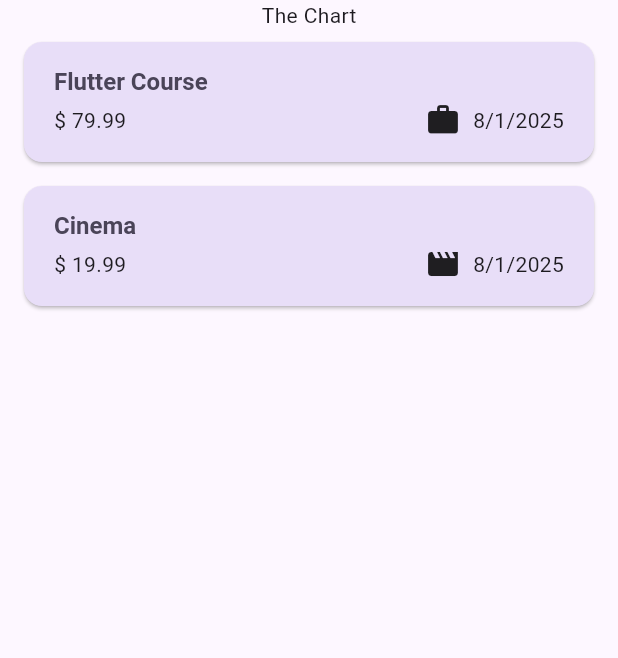
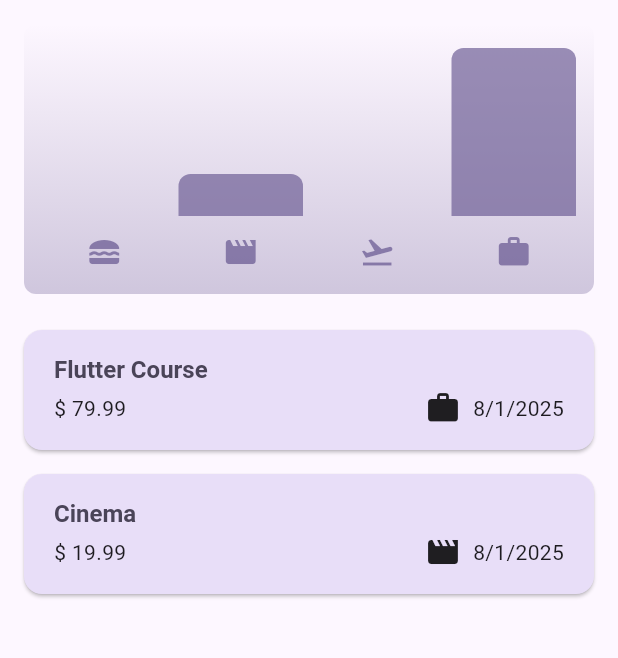
Before and after one commit to tomcze15/expense_tracker, a Flutter app: the screen it shows after launch, on a phone screen of 412 x 824 dp, the part 84-742 px from its top. Run offline on Flutter 3.47's test engine with Material 3 defaults, Android fonts, the phone set to English and light mode, and no system bars.

Commit message:
✨ add chart

```diff
--- a/lib/main.dart
+++ b/lib/main.dart
@@ -5,9 +5,27 @@ var kColorScheme = ColorScheme.fromSeed(
   seedColor: Color.fromARGB(255, 96, 59, 181),
 );
 
+var kDarkColorScheme = ColorScheme.fromSeed(
+  brightness: Brightness.dark,
+  seedColor: const Color.fromARGB(255, 5, 99, 125),
+);
+
 void main() {
   runApp(
     MaterialApp(
+      darkTheme: ThemeData.dark().copyWith(
+        colorScheme: kDarkColorScheme,
+        cardTheme: const CardThemeData().copyWith(
+          color: kDarkColorScheme.secondaryContainer,
+          margin: EdgeInsets.symmetric(horizontal: 16, vertical: 8),
+        ),
+        elevatedButtonTheme: ElevatedButtonThemeData(
+          style: ElevatedButton.styleFrom(
+            backgroundColor: kDarkColorScheme.primaryContainer,
+            foregroundColor: kDarkColorScheme.onPrimaryContainer,
+          ),
+        ),
+      ),
       theme: ThemeData.from(colorScheme: kColorScheme, useMaterial3: true)
           .copyWith(
             appBarTheme: const AppBarTheme().copyWith(
@@ -31,6 +49,7 @@ void main() {
               ),
             ),
           ),
+      themeMode: ThemeMode.system,
       home: const ExpensesPage(),
     ),
   );
--- a/lib/model/expense.dart
+++ b/lib/models/expense.dart
@@ -12,7 +12,7 @@ const categoryIcons = {
   Category.food: Icons.lunch_dining,
   Category.travel: Icons.flight_takeoff,
   Category.leisure: Icons.movie,
-  Category.work: Icons.work
+  Category.work: Icons.work,
 };
 
 class Expense {
@@ -33,3 +33,25 @@ class Expense {
     return formatter.format(date);
   }
 }
+
+class ExpenseBucket {
+  const ExpenseBucket({required this.category, required this.expenses});
+
+  ExpenseBucket.forCategory(List<Expense> allExpenses, this.category)
+    : expenses = allExpenses
+          .where((expense) => expense.category == category)
+          .toList();
+
+  final Category category;
+  final List<Expense> expenses;
+
+  double get totalExpenses {
+    double sum = 0;
+
+    for (final expense in expenses) {
+      sum += expense.amount;
+    }
+
+    return sum;
+  }
+}
--- /dev/null
+++ b/lib/widgets/chart/chart.dart
@@ -0,0 +1,91 @@
+import 'package:flutter/material.dart';
+
+import 'package:expense_tracker/widgets/chart/chart_bar.dart';
+import 'package:expense_tracker/models/expense.dart';
+
+class Chart extends StatelessWidget {
+  const Chart({super.key, required this.expenses});
+
+  final List<Expense> expenses;
+
+  List<ExpenseBucket> get buckets {
+    return [
+      ExpenseBucket.forCategory(expenses, Category.food),
+      ExpenseBucket.forCategory(expenses, Category.leisure),
+      ExpenseBucket.forCategory(expenses, Category.travel),
+      ExpenseBucket.forCategory(expenses, Category.work),
+    ];
+  }
+
+  double get maxTotalExpense {
+    double maxTotalExpense = 0;
+
+    for (final bucket in buckets) {
+      if (bucket.totalExpenses > maxTotalExpense) {
+        maxTotalExpense = bucket.totalExpenses;
+      }
+    }
+
+    return maxTotalExpense;
+  }
+
+  @override
+  Widget build(BuildContext context) {
+    final isDarkMode =
+        MediaQuery.of(context).platformBrightness == Brightness.dark;
+    return Container(
+      margin: const EdgeInsets.all(16),
+      padding: const EdgeInsets.symmetric(vertical: 16, horizontal: 8),
+      width: double.infinity,
+      height: 180,
+      decoration: BoxDecoration(
+        borderRadius: BorderRadius.circular(8),
+        gradient: LinearGradient(
+          colors: [
+            Theme.of(context).colorScheme.primary.withOpacity(0.3),
+            Theme.of(context).colorScheme.primary.withOpacity(0.0),
+          ],
+          begin: Alignment.bottomCenter,
+          end: Alignment.topCenter,
+        ),
+      ),
+      child: Column(
+        children: [
+          Expanded(
+            child: Row(
+              crossAxisAlignment: CrossAxisAlignment.end,
+              children: [
+                for (final bucket in buckets) // alternative to map()
+                  ChartBar(
+                    fill: bucket.totalExpenses == 0
+                        ? 0
+                        : bucket.totalExpenses / maxTotalExpense,
+                  ),
+              ],
+            ),
+          ),
+          const SizedBox(height: 12),
+          Row(
+            children: buckets
+                .map(
+                  (bucket) => Expanded(
+                    child: Padding(
+                      padding: const EdgeInsets.symmetric(horizontal: 4),
+                      child: Icon(
+                        categoryIcons[bucket.category],
+                        color: isDarkMode
+                            ? Theme.of(context).colorScheme.secondary
+                            : Theme.of(
+                                context,
+                              ).colorScheme.primary.withOpacity(0.7),
+                      ),
+                    ),
+                  ),
+                )
+                .toList(),
+          ),
+        ],
+      ),
+    );
+  }
+}
--- /dev/null
+++ b/lib/widgets/chart/chart_bar.dart
@@ -0,0 +1,32 @@
+import 'package:flutter/material.dart';
+
+class ChartBar extends StatelessWidget {
+  const ChartBar({super.key, required this.fill});
+
+  final double fill;
+
+  @override
+  Widget build(BuildContext context) {
+    final isDarkMode =
+        MediaQuery.of(context).platformBrightness == Brightness.dark;
+    return Expanded(
+      child: Padding(
+        padding: const EdgeInsets.symmetric(horizontal: 4),
+        child: FractionallySizedBox(
+          heightFactor: fill,
+          child: DecoratedBox(
+            decoration: BoxDecoration(
+              shape: BoxShape.rectangle,
+              borderRadius: const BorderRadius.vertical(
+                top: Radius.circular(8),
+              ),
+              color: isDarkMode
+                  ? Theme.of(context).colorScheme.secondary
+                  : Theme.of(context).colorScheme.primary.withOpacity(0.65),
+            ),
+          ),
+        ),
+      ),
+    );
+  }
+}
--- a/lib/widgets/expenses_list/expense_item.dart
+++ b/lib/widgets/expenses_list/expense_item.dart
@@ -1,4 +1,4 @@
-import 'package:expense_tracker/model/expense.dart';
+import 'package:expense_tracker/models/expense.dart';
 import 'package:flutter/material.dart';
 
 class ExpenseItem extends StatelessWidget {
--- a/lib/widgets/expenses_list/expenses_list.dart
+++ b/lib/widgets/expenses_list/expenses_list.dart
@@ -1,4 +1,4 @@
-import 'package:expense_tracker/model/expense.dart';
+import 'package:expense_tracker/models/expense.dart';
 import 'package:expense_tracker/widgets/expenses_list/expense_item.dart';
 import 'package:flutter/material.dart';
 
--- a/lib/widgets/expenses_page.dart
+++ b/lib/widgets/expenses_page.dart
@@ -1,5 +1,6 @@
+import 'package:expense_tracker/widgets/chart/chart.dart';
 import 'package:expense_tracker/widgets/expenses_list/expenses_list.dart';
-import 'package:expense_tracker/model/expense.dart';
+import 'package:expense_tracker/models/expense.dart';
 import 'package:expense_tracker/widgets/new_expense.dart';
 import 'package:flutter/material.dart';
 
@@ -89,7 +90,7 @@ class _ExpensesPageState extends State<ExpensesPage> {
       ),
       body: Column(
         children: [
-          Text('The Chart'),
+          Chart(expenses: _registeredExpenses),
           Expanded(child: mainContent),
         ],
       ),
--- a/lib/widgets/new_expense.dart
+++ b/lib/widgets/new_expense.dart
@@ -1,4 +1,4 @@
-import 'package:expense_tracker/model/expense.dart';
+import 'package:expense_tracker/models/expense.dart';
 import 'package:flutter/material.dart';
 import 'package:flutter/services.dart';
 import 'package:intl/intl.dart';
```
